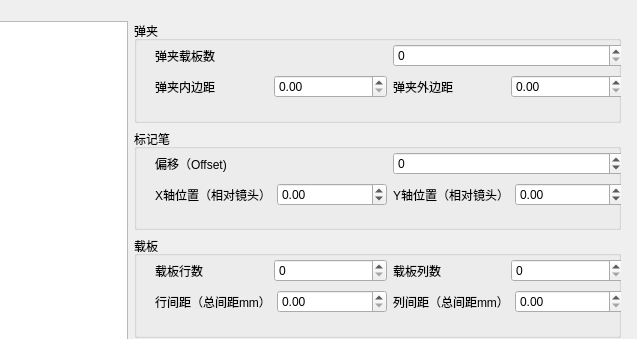
This is AOI/widconfig.ui in qiquanFeng/AOI as Qt 5 draws it before an edit; both pictures show x 149 to 786 and y 0 to 339 of the 786 by 679 pixel window. The edited form follows.
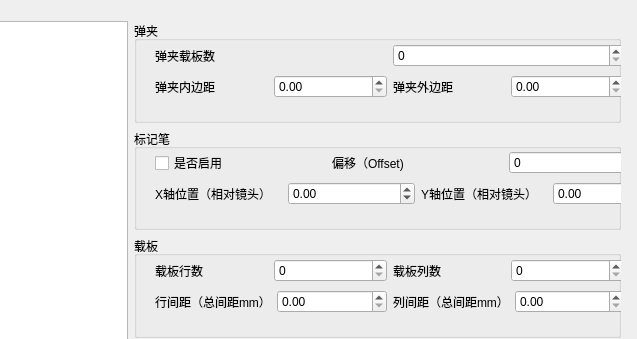
This is the edited form.

The edit to the form file:
```diff
--- a/AOI/widconfig.ui
+++ b/AOI/widconfig.ui
@@ -130,13 +130,20 @@
           <rect>
            <x>10</x>
            <y>10</y>
-           <width>491</width>
+           <width>547</width>
            <height>80</height>
           </rect>
          </property>
          <layout class="QVBoxLayout" name="verticalLayout_11">
           <item>
            <layout class="QHBoxLayout" name="horizontalLayout_20">
+            <item>
+             <widget class="QCheckBox" name="checkBox_pen">
+              <property name="text">
+               <string>是否启用</string>
+              </property>
+             </widget>
+            </item>
             <item>
              <widget class="QLabel" name="label_32">
               <property name="text">
```
